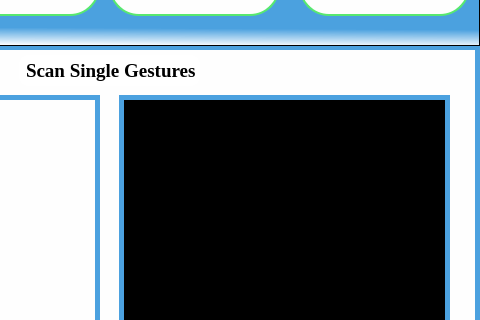
Before: the Qt Designer form Source Code/UI_Files/scan_single.ui in shadabsk/Sign-Language-Recognition-Using-Hand-Gestures-Keras-PyQT5-OpenCV, drawn with Qt 5; both pictures show x 261 to 741 and y 115 to 435 of the 741 by 642 pixel window.
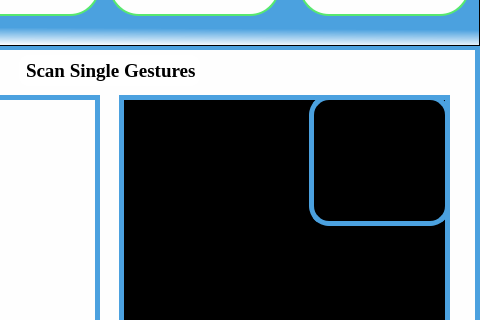
After: the same form once the commit is applied. Icons and pictures are not drawn.

Patch:
```diff
--- a/Source Code/UI_Files/scan_single.ui
+++ b/Source Code/UI_Files/scan_single.ui
@@ -361,6 +361,33 @@
      <bool>false</bool>
     </property>
    </widget>
+   <widget class="QTextBrowser" name="textBrowser_3">
+    <property name="enabled">
+     <bool>true</bool>
+    </property>
+    <property name="geometry">
+     <rect>
+      <x>570</x>
+      <y>210</y>
+      <width>141</width>
+      <height>131</height>
+     </rect>
+    </property>
+    <property name="styleSheet">
+     <string notr="true">border: 5px solid #4ba1df; border-radius:20px;
+background-color:black;</string>
+    </property>
+    <property name="frameShape">
+     <enum>QFrame::Box</enum>
+    </property>
+    <property name="html">
+     <string>&lt;!DOCTYPE HTML PUBLIC &quot;-//W3C//DTD HTML 4.0//EN&quot; &quot;http://www.w3.org/TR/REC-html40/strict.dtd&quot;&gt;
+&lt;html&gt;&lt;head&gt;&lt;meta name=&quot;qrichtext&quot; content=&quot;1&quot; /&gt;&lt;style type=&quot;text/css&quot;&gt;
+p, li { white-space: pre-wrap; }
+&lt;/style&gt;&lt;/head&gt;&lt;body style=&quot; font-family:'MS Shell Dlg 2'; font-size:8.25pt; font-weight:400; font-style:normal;&quot;&gt;
+&lt;p style=&quot;-qt-paragraph-type:empty; margin-top:0px; margin-bottom:0px; margin-left:0px; margin-right:0px; -qt-block-indent:0; text-indent:0px;&quot;&gt;&lt;br /&gt;&lt;/p&gt;&lt;/body&gt;&lt;/html&gt;</string>
+    </property>
+   </widget>
   </widget>
   <widget class="QMenuBar" name="menubar">
    <property name="geometry">
```
